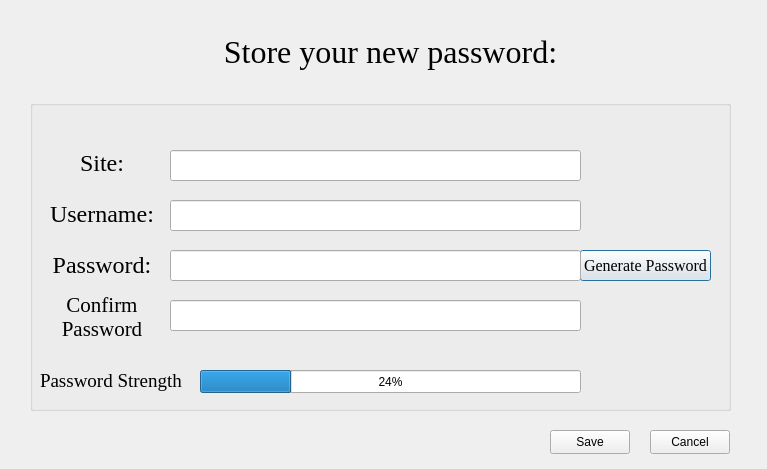
utkrix/Kavach, file newpass.ui: the form before one commit.
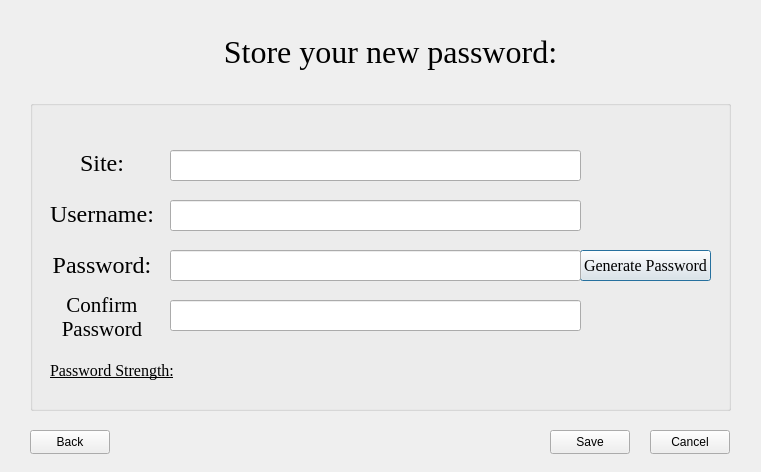
The form after the commit. Icons and pictures are not drawn.

```diff
--- a/newpass.ui
+++ b/newpass.ui
@@ -6,8 +6,8 @@
    <rect>
     <x>0</x>
     <y>0</y>
-    <width>767</width>
-    <height>469</height>
+    <width>761</width>
+    <height>472</height>
    </rect>
   </property>
   <property name="windowTitle">
@@ -144,24 +144,11 @@
      </item>
     </layout>
    </widget>
-   <widget class="QProgressBar" name="strengthBar">
-    <property name="geometry">
-     <rect>
-      <x>170</x>
-      <y>270</y>
-      <width>381</width>
-      <height>23</height>
-     </rect>
-    </property>
-    <property name="value">
-     <number>24</number>
-    </property>
-   </widget>
    <widget class="QLabel" name="passStrength">
     <property name="geometry">
      <rect>
-      <x>10</x>
-      <y>270</y>
+      <x>20</x>
+      <y>260</y>
       <width>161</width>
       <height>21</height>
      </rect>
@@ -169,11 +156,13 @@
     <property name="font">
      <font>
       <family>Times New Roman</family>
-      <pointsize>14</pointsize>
+      <pointsize>12</pointsize>
+      <bold>false</bold>
+      <underline>true</underline>
      </font>
     </property>
     <property name="text">
-     <string>Password Strength</string>
+     <string>Password Strength:</string>
     </property>
    </widget>
    <widget class="QPushButton" name="generatePW">
@@ -297,6 +286,28 @@
      </font>
     </property>
    </widget>
+   <widget class="QLabel" name="strengthDisplay">
+    <property name="geometry">
+     <rect>
+      <x>150</x>
+      <y>250</y>
+      <width>501</width>
+      <height>31</height>
+     </rect>
+    </property>
+    <property name="font">
+     <font>
+      <family>Times New Roman</family>
+      <pointsize>14</pointsize>
+     </font>
+    </property>
+    <property name="text">
+     <string/>
+    </property>
+    <property name="textFormat">
+     <enum>Qt::RichText</enum>
+    </property>
+   </widget>
   </widget>
   <widget class="QPushButton" name="savepw">
    <property name="geometry">
@@ -324,6 +335,38 @@
     <string>Cancel</string>
    </property>
   </widget>
+  <widget class="QLabel" name="label_5">
+   <property name="geometry">
+    <rect>
+     <x>580</x>
+     <y>20</y>
+     <width>101</width>
+     <height>71</height>
+    </rect>
+   </property>
+   <property name="text">
+    <string/>
+   </property>
+   <property name="pixmap">
+    <pixmap>password.png</pixmap>
+   </property>
+   <property name="scaledContents">
+    <bool>true</bool>
+   </property>
+  </widget>
+  <widget class="QPushButton" name="savepw_2">
+   <property name="geometry">
+    <rect>
+     <x>30</x>
+     <y>430</y>
+     <width>80</width>
+     <height>24</height>
+    </rect>
+   </property>
+   <property name="text">
+    <string>Back</string>
+   </property>
+  </widget>
  </widget>
  <resources/>
  <connections/>
```
Left out of the diff: 2 changed lines with no effect on the pictures.
